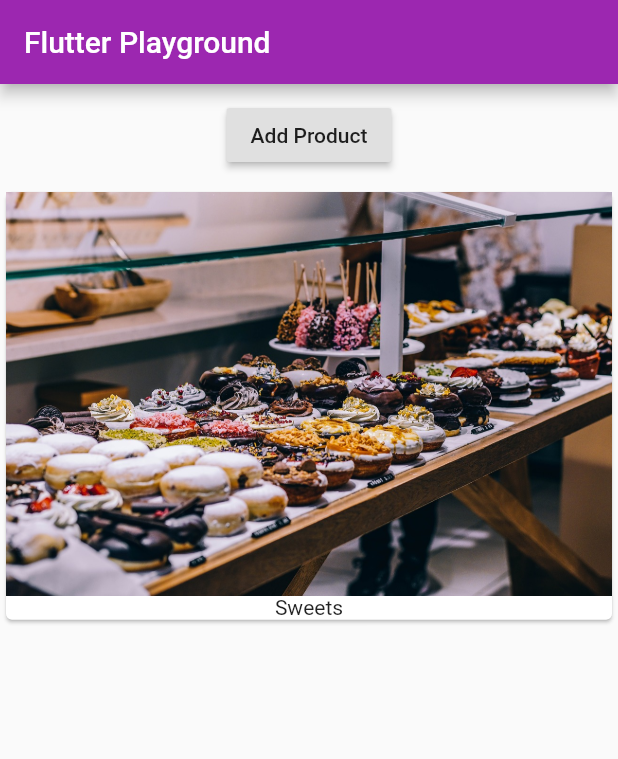
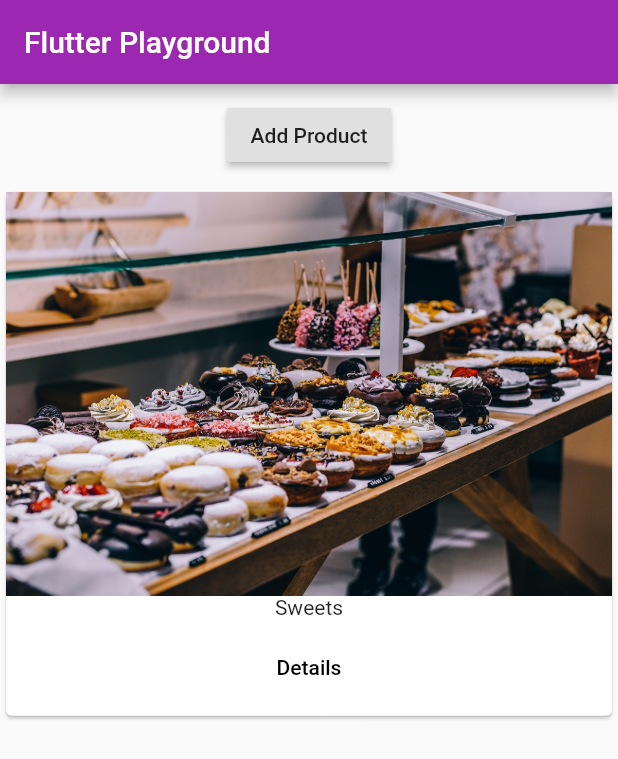
Before and after one commit to eliseuvideira/learn_flutter, a Flutter app: the screen it shows after launch, after a tap on "Add Product", on a phone screen of 412 x 824 dp. Shown: the top 759 px of the screen. Run offline on Flutter 3.47's test engine with Material 2 defaults, Android fonts, the phone set to English and light mode, and no system bars.

Commit message:
Adding buttons & Implementing a basic navigation

```diff
--- a/lib/products.dart
+++ b/lib/products.dart
@@ -1,4 +1,5 @@
 import 'package:flutter/material.dart';
+import './pages/product.dart';
 
 class Products extends StatelessWidget {
   final List<String> products;
@@ -13,6 +14,20 @@ class Products extends StatelessWidget {
         children: [
           Image.asset('assets/food.jpg'),
           Text(products[index]),
+          ButtonBar(
+            alignment: MainAxisAlignment.center,
+            children: <Widget>[
+              FlatButton(
+                child: Text('Details'),
+                onPressed: () => Navigator.push(
+                  context,
+                  MaterialPageRoute(
+                    builder: (BuildContext context) => ProductPage(),
+                  ),
+                ),
+              )
+            ],
+          )
         ],
       ),
     );
```
Also changed, not shown: lib/pages/product.dart (added, +21 -0 lines).
